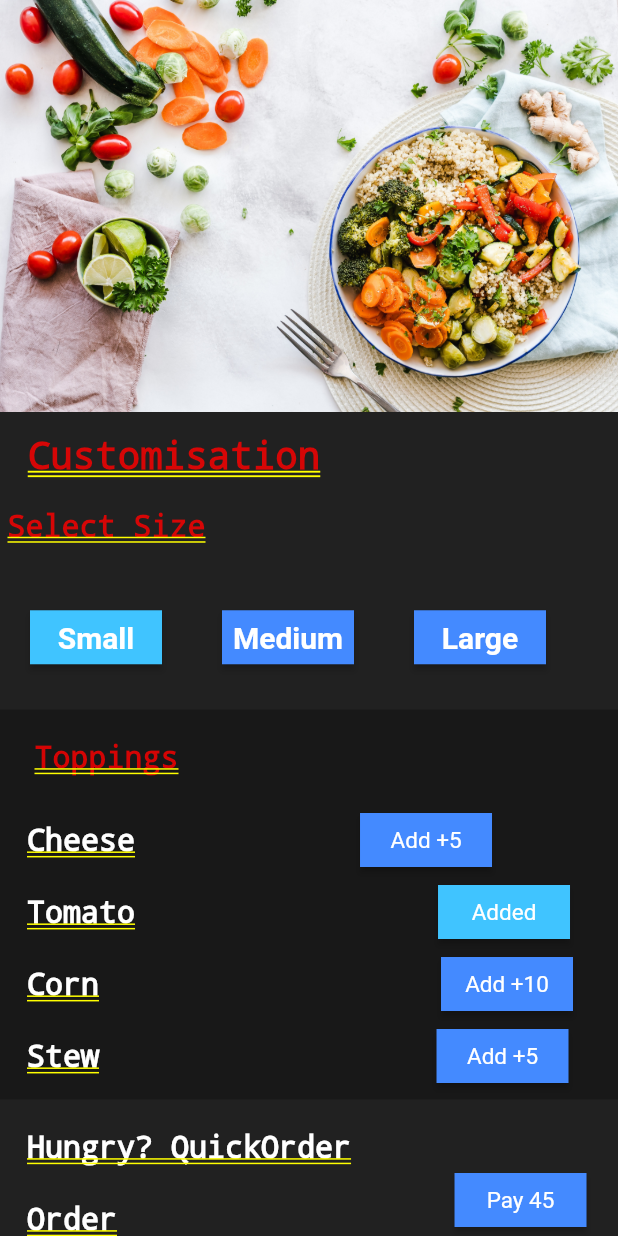
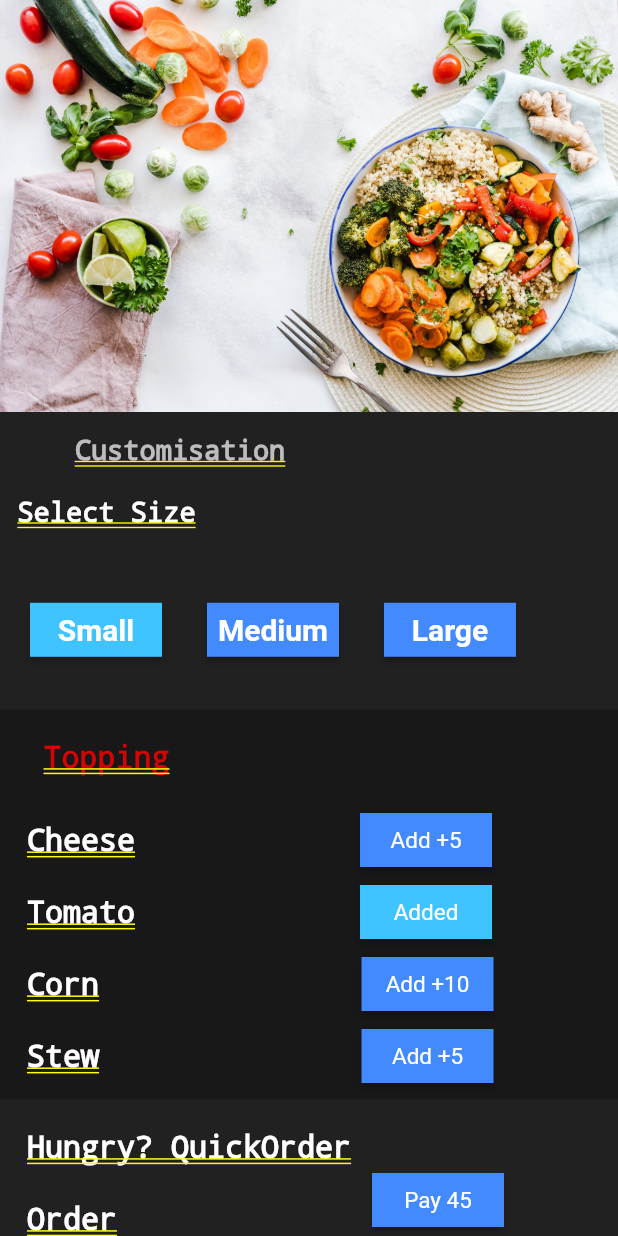
Before and after one commit to Viswanadareddy/project, a Flutter app: the Customisation screen opened by its route, on a phone screen of 412 x 824 dp. Run offline on Flutter 3.47's test engine with Material 2 defaults, Android fonts, the phone set to English and light mode, and no system bars; our stand-ins replace carousel_pro, flutter_settings_screens, font_awesome_flutter, google_fonts.

```diff
--- a/lib/pages/customisation.dart
+++ b/lib/pages/customisation.dart
@@ -18,14 +18,19 @@ class _CustomisationState extends State<Customisation> {
         children: [
           Image.asset('assets/food.jpg'),
           Padding(
-            padding: const EdgeInsets.only(right: 180, top: 15),
+            padding: const EdgeInsets.only(
+              right: 180,
+              left: 8,
+              top: 15,
+            ),
             child: Directionality(
               textDirection: TextDirection.rtl,
               child: Text(
                 'Customisation',
                 style: TextStyle(
-                  fontSize: 25.0,
-                  fontWeight: FontWeight.bold,
+                  fontSize: 18.0,
+                  fontWeight: FontWeight.w600,
+                  color: Colors.white70,
                 ),
               ),
             ),
@@ -37,8 +42,9 @@ class _CustomisationState extends State<Customisation> {
               child: Text(
                 'Select Size',
                 style: TextStyle(
-                  fontSize: 20.0,
-                  fontWeight: FontWeight.bold,
+                  fontSize: 18.0,
+                  fontWeight: FontWeight.w600,
+                  color: Colors.white,
                 ),
               ),
             ),
@@ -65,7 +71,7 @@ class _CustomisationState extends State<Customisation> {
                     ),
                   ),
                   Padding(
-                    padding: EdgeInsets.only(right: 40, left: 40, top: 15),
+                    padding: EdgeInsets.only(right: 30, left: 30, top: 15),
                     child: RawMaterialButton(
                       onPressed: () {
                         print('pressed');
@@ -114,7 +120,7 @@ class _CustomisationState extends State<Customisation> {
                     child: Directionality(
                       textDirection: TextDirection.ltr,
                       child: Text(
-                        'Toppings',
+                        'Topping',
                         style: TextStyle(
                           fontSize: 20.0,
                           fontWeight: FontWeight.bold,
@@ -164,7 +170,7 @@ class _CustomisationState extends State<Customisation> {
                             ),
                           ),
                           SizedBox(
-                            width: 202,
+                            width: 150,
                           ),
                           RawMaterialButton(
                             onPressed: () {},
@@ -190,7 +196,7 @@ class _CustomisationState extends State<Customisation> {
                             ),
                           ),
                           SizedBox(
-                            width: 228,
+                            width: 175,
                           ),
                           RawMaterialButton(
                             onPressed: () {},
@@ -216,7 +222,7 @@ class _CustomisationState extends State<Customisation> {
                             ),
                           ),
                           SizedBox(
-                            width: 225,
+                            width: 175,
                           ),
                           RawMaterialButton(
                             onPressed: () {},
@@ -258,7 +264,7 @@ class _CustomisationState extends State<Customisation> {
                     ),
                   ),
                   SizedBox(
-                    width: 225,
+                    width: 170,
                   ),
                   RawMaterialButton(
                     onPressed: () {},
--- a/lib/pages/login.dart
+++ b/lib/pages/login.dart
@@ -20,7 +20,7 @@ class _LoginPageState extends State<LoginPage> {
           Center(
             child: Image.asset('assets/knife_spoon.png', height: 60, width: 60),
           ),
-          SizedBox(height: 5),
+          SizedBox(height: 15),
           Center(
             child: Text(
               'WELCOME BACK!',
@@ -30,6 +30,7 @@ class _LoginPageState extends State<LoginPage> {
                   color: Colors.white),
             ),
           ),
+          SizedBox(height: 10),
           Center(
             child: Container(
               width: 340,
--- a/lib/pages/setting.dart
+++ b/lib/pages/setting.dart
@@ -1,5 +1,5 @@
 import 'package:flutter/material.dart';
-import 'package:project/theme.dart';
+//import 'package:project/theme.dart';
 import 'package:project/pages/login.dart';
 import 'package:project/widgets/searchWidgets.dart';
 
```
Also changed, not shown: lib/main.dart (+4 -4 lines), lib/onbording/data.dart (+9 -6 lines), lib/pages/register.dart (+5 -4 lines).
